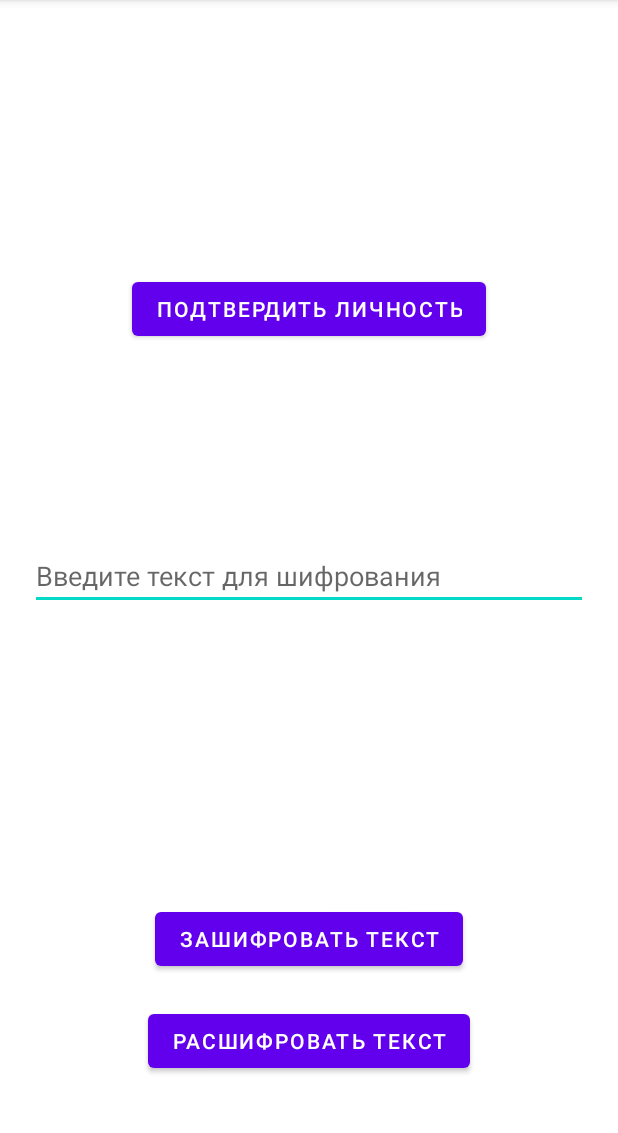
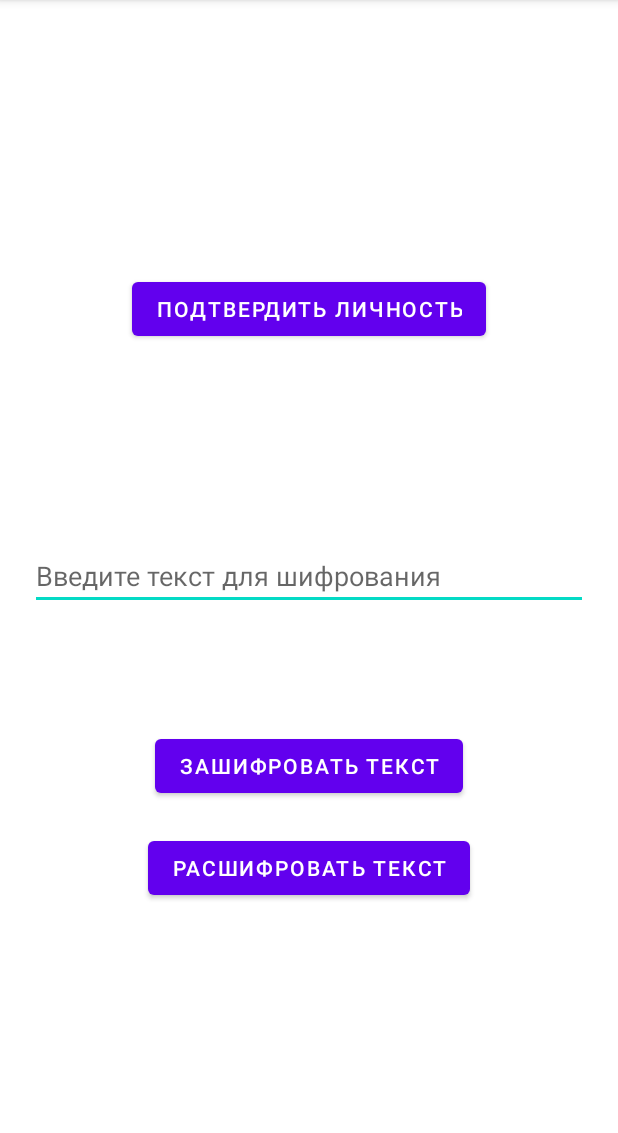
Before and after one commit to kirillNay/BiometricAuth, an Android app: the screen it shows after launch (MainActivity), on a phone screen of 412 x 824 dp, the part 84-1217 px from its top. Run offline under Robolectric (Android 15) with nearby library versions, the phone set to English and light mode, and no system bars.

Commit message:
Fix layout of main screen

```diff
--- a/app/src/main/res/layout/activity_main.xml
+++ b/app/src/main/res/layout/activity_main.xml
@@ -46,20 +46,20 @@
         android:id="@+id/encryptButton"
         android:layout_width="wrap_content"
         android:layout_height="wrap_content"
-        android:layout_marginBottom="20dp"
+        android:layout_marginTop="80dp"
         android:text="@string/encrypt_button"
-        app:layout_constraintBottom_toTopOf="@+id/decryptButton"
         app:layout_constraintEnd_toEndOf="parent"
-        app:layout_constraintStart_toStartOf="parent" />
+        app:layout_constraintStart_toStartOf="parent"
+        app:layout_constraintTop_toBottomOf="@+id/textToEncrypt" />
 
     <Button
         android:id="@+id/decryptButton"
         android:layout_width="wrap_content"
         android:layout_height="wrap_content"
-        android:layout_marginBottom="50dp"
+        android:layout_marginTop="20dp"
         android:text="@string/decrypt_button"
-        app:layout_constraintBottom_toBottomOf="parent"
         app:layout_constraintEnd_toEndOf="parent"
-        app:layout_constraintStart_toStartOf="parent" />
+        app:layout_constraintStart_toStartOf="parent"
+        app:layout_constraintTop_toBottomOf="@+id/encryptButton" />
 
 </androidx.constraintlayout.widget.ConstraintLayout>
```
